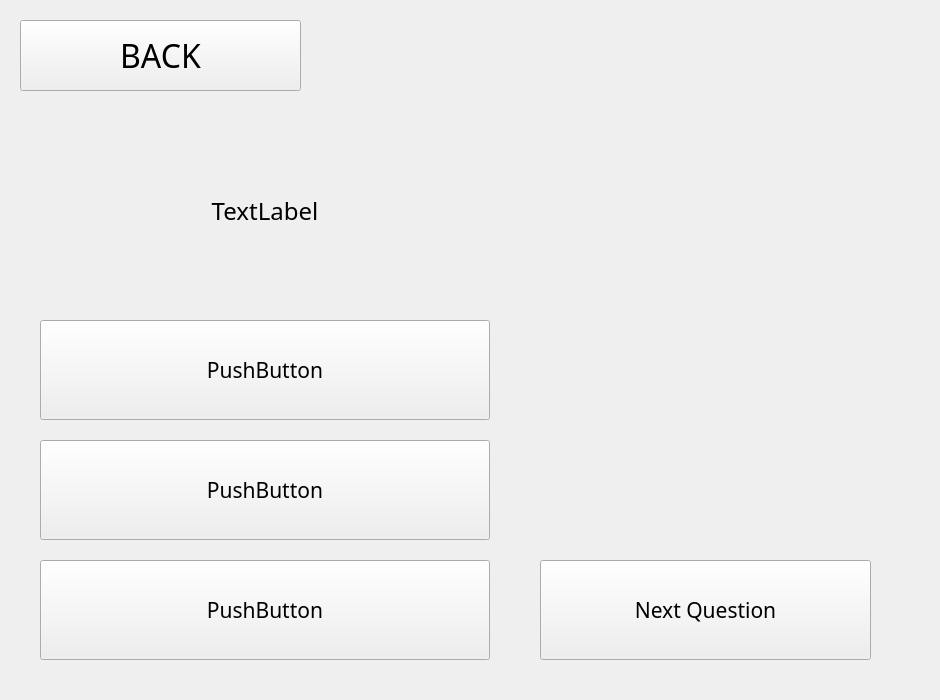
Qt form QtDesignerFiles/Quiz.ui (hayrayl/AquaQuestSoftware) before a commit.
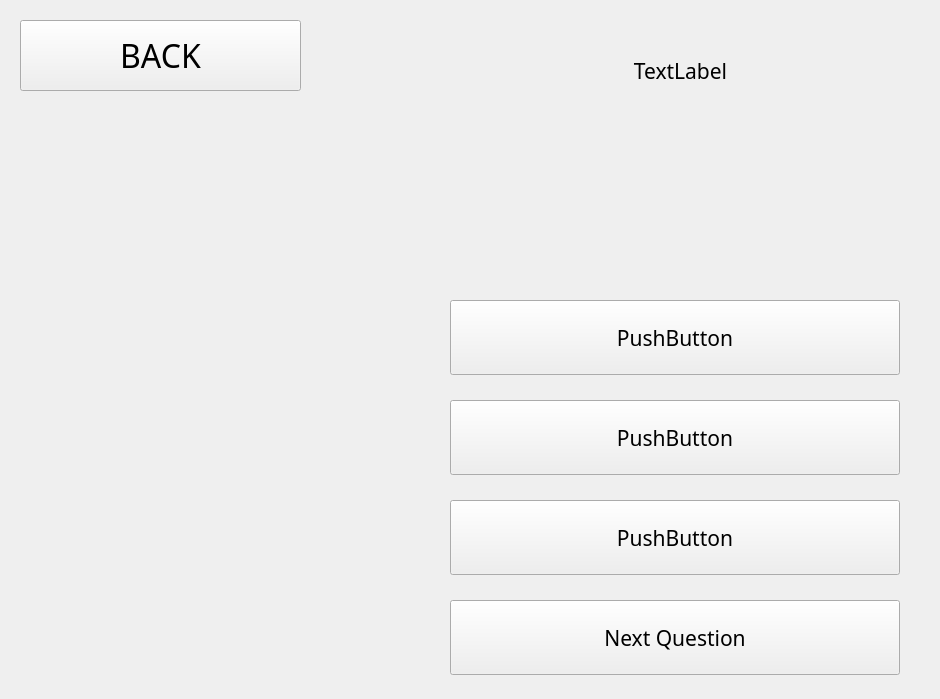
The same form after that commit.

```diff
--- a/QtDesignerFiles/Quiz.ui
+++ b/QtDesignerFiles/Quiz.ui
@@ -7,7 +7,7 @@
     <x>0</x>
     <y>0</y>
     <width>940</width>
-    <height>700</height>
+    <height>699</height>
    </rect>
   </property>
   <property name="windowTitle">
@@ -49,10 +49,10 @@
   <widget class="QPushButton" name="pushButton_Q_answer1">
    <property name="geometry">
     <rect>
-     <x>40</x>
-     <y>320</y>
+     <x>450</x>
+     <y>300</y>
      <width>450</width>
-     <height>100</height>
+     <height>75</height>
     </rect>
    </property>
    <property name="font">
@@ -68,16 +68,16 @@
   <widget class="QLabel" name="label_Q_question">
    <property name="geometry">
     <rect>
-     <x>40</x>
-     <y>140</y>
-     <width>450</width>
-     <height>141</height>
+     <x>460</x>
+     <y>20</y>
+     <width>441</width>
+     <height>101</height>
     </rect>
    </property>
    <property name="font">
     <font>
      <family>Cooper Black</family>
-     <pointsize>18</pointsize>
+     <pointsize>16</pointsize>
     </font>
    </property>
    <property name="text">
@@ -93,10 +93,10 @@
   <widget class="QPushButton" name="pushButton_Q_answer2">
    <property name="geometry">
     <rect>
-     <x>40</x>
-     <y>440</y>
+     <x>450</x>
+     <y>400</y>
      <width>450</width>
-     <height>100</height>
+     <height>75</height>
     </rect>
    </property>
    <property name="font">
@@ -112,10 +112,10 @@
   <widget class="QPushButton" name="pushButton_Q_answer3">
    <property name="geometry">
     <rect>
-     <x>40</x>
-     <y>560</y>
+     <x>450</x>
+     <y>500</y>
      <width>450</width>
-     <height>100</height>
+     <height>75</height>
     </rect>
    </property>
    <property name="font">
@@ -131,8 +131,8 @@
   <widget class="QLabel" name="background">
    <property name="geometry">
     <rect>
-     <x>-20</x>
-     <y>30</y>
+     <x>0</x>
+     <y>0</y>
      <width>940</width>
      <height>700</height>
     </rect>
@@ -144,10 +144,10 @@
   <widget class="QPushButton" name="pushButton_Q_next">
    <property name="geometry">
     <rect>
-     <x>540</x>
-     <y>560</y>
-     <width>331</width>
-     <height>100</height>
+     <x>450</x>
+     <y>600</y>
+     <width>450</width>
+     <height>75</height>
     </rect>
    </property>
    <property name="font">
@@ -163,16 +163,16 @@
   <widget class="QLabel" name="label_Q_results">
    <property name="geometry">
     <rect>
-     <x>520</x>
-     <y>30</y>
-     <width>381</width>
-     <height>191</height>
+     <x>30</x>
+     <y>140</y>
+     <width>411</width>
+     <height>241</height>
     </rect>
    </property>
    <property name="font">
     <font>
      <family>Cooper Black</family>
-     <pointsize>18</pointsize>
+     <pointsize>16</pointsize>
     </font>
    </property>
    <property name="text">
@@ -185,6 +185,22 @@
     <bool>true</bool>
    </property>
   </widget>
+  <widget class="QLabel" name="archie">
+   <property name="geometry">
+    <rect>
+     <x>20</x>
+     <y>270</y>
+     <width>400</width>
+     <height>400</height>
+    </rect>
+   </property>
+   <property name="text">
+    <string/>
+   </property>
+   <property name="scaledContents">
+    <bool>false</bool>
+   </property>
+  </widget>
   <zorder>background</zorder>
   <zorder>pushButton_back</zorder>
   <zorder>pushButton_Q_answer1</zorder>
```
Left out of the diff: 1 changed line with no effect on the pictures.
